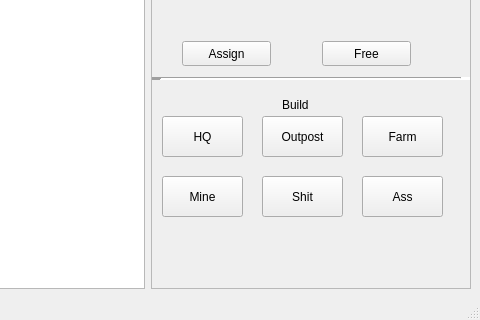
Before: the Qt Designer form Game/mapwindow.ui in villeh987/Pirkanmaa-Conquest-Game, drawn with Qt 5; both pictures show x 414 to 894 and y 331 to 651 of the 894 by 651 pixel window.
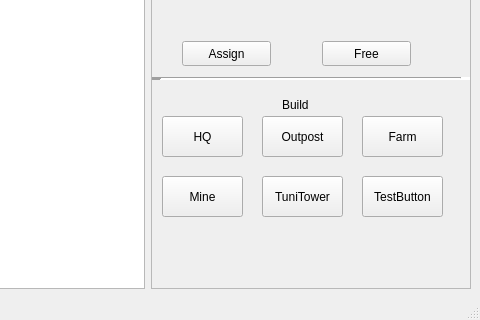
After: the same form once the commit is applied.

Commit message: Tried to fix the tunitower and renamed some buttons in the ui

Patch:
```diff
--- a/Game/mapwindow.ui
+++ b/Game/mapwindow.ui
@@ -475,7 +475,7 @@
             </rect>
            </property>
            <property name="text">
-            <string>Shit</string>
+            <string>TuniTower</string>
            </property>
           </widget>
           <widget class="QPushButton" name="buildFarmButton">
@@ -501,7 +501,7 @@
             </rect>
            </property>
            <property name="text">
-            <string>Ass</string>
+            <string>TestButton</string>
            </property>
           </widget>
          </widget>
```
The commit also changes 1 other file.
